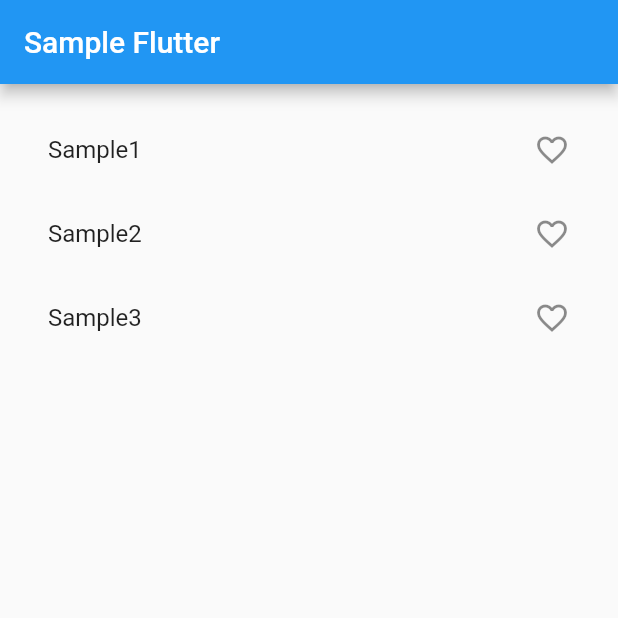
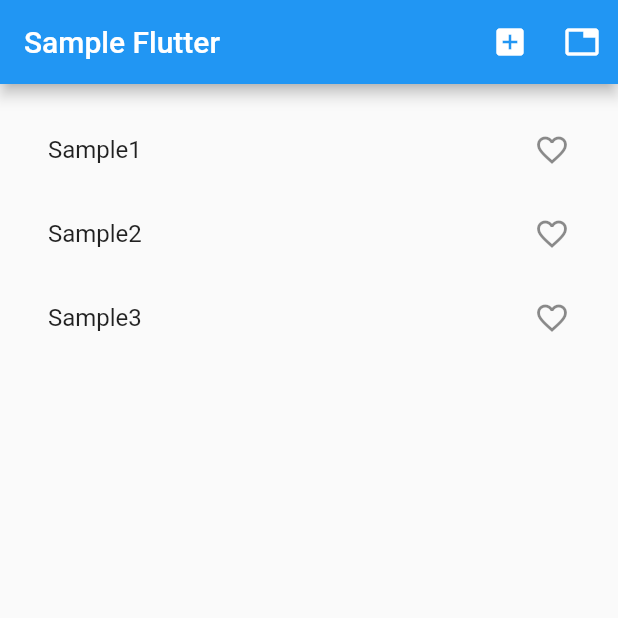
Before and after one commit to TakenokoTech/FlutterApp, a Flutter app: the screen it shows after launch, on a phone screen of 412 x 824 dp, the top half of it. Run offline on Flutter 3.47's test engine with Material 2 defaults, Android fonts, the phone set to English and light mode, and no system bars; our stand-ins replace rxdart.

Commit message:
fix tab.

```diff
--- a/app/lib/main.dart
+++ b/app/lib/main.dart
@@ -1,14 +1,16 @@
 import 'package:flutter/material.dart';
 import 'view/RootView.dart';
+import 'view/Sample1View.dart';
+import 'view/Sample2View.dart';
 import 'package:logging/logging.dart';
 import 'utils/FLog.dart';
 
 void main() {
   fLogInit();
-  runApp(MyApp());
+  runApp(Main());
 }
 
-class MyApp extends StatelessWidget {
+class Main extends StatelessWidget {
   @override
   Widget build(BuildContext context) {
     return MaterialApp(
@@ -17,6 +19,10 @@ class MyApp extends StatelessWidget {
         primarySwatch: Colors.blue,
       ),
       home: RootView(), // MyHomePage(title: 'Flutter Demo Home Page'),
+      routes: {
+        Sample1View.path: (BuildContext context) => Sample1View(),
+        Sample2View.path: (BuildContext context) => Sample2View(),
+      },
     );
   }
 }
--- a/app/lib/view/RootView.dart
+++ b/app/lib/view/RootView.dart
@@ -2,31 +2,13 @@ import 'package:flutter/material.dart';
 import 'dart:async';
 import 'package:rxdart/subjects.dart';
 import './Sample1View.dart';
-
-// String
-final String textTitle = "Sample Flutter";
+import './Sample2View.dart';
 
 class RootView extends StatelessWidget {
+  static String get path => "/root";
+
   @override
   Widget build(BuildContext context) {
-    return Scaffold(
-      appBar: AppBar(title: Text(textTitle), actions: _actionList(context)),
-      body: Sample1View(),
-    );
-  }
-
-  List<Widget> _actionList(BuildContext context) {
-    return <Widget>[
-      // StreamBuilder<int>(
-      //     stream: wordBloc.itemCount,
-      //     initialData: 0,
-      //     builder: (context, snapshot) =>
-      //         CountLabel(favoriteCount: snapshot.data)),
-      // new IconButton(
-      //     icon: const Icon(Icons.list),
-      //     onPressed: () {
-      //      Navigator.of(context).pushNamed(BlocFavoritePage.routeName);
-      //     })
-    ];
+    return Sample1View();
   }
 }
--- a/app/lib/view/Sample1View.dart
+++ b/app/lib/view/Sample1View.dart
@@ -2,8 +2,14 @@ import 'package:flutter/material.dart';
 import '../viewmodel/Sample1ViewModel.dart';
 import '../utils/FLog.dart';
 import '../model/Sample1Model.dart';
+import '../view/Sample2View.dart';
+
+// String
+final String textTitle = "Sample Flutter";
 
 class Sample1View extends StatelessWidget {
+  static String get path => "/first";
+
   Sample1ViewModel viewModel = Sample1ViewModelImpl();
 
   Sample1View() {
@@ -15,11 +21,13 @@ class Sample1View extends StatelessWidget {
 
   Widget build(BuildContext context) {
     flog.info("Sample1View build. ");
-    return new StreamBuilder<List<Sample1>>(
+    return Scaffold(
+      appBar: AppBar(title: Text(textTitle), actions: _actionList(context)),
+      body: new StreamBuilder<List<Sample1>>(
         stream: viewModel.stream,
-        builder: (_, snapshot) {
-          return _buildListView(snapshot);
-        });
+        builder: (_, snapshot) => _buildListView(snapshot),
+      ),
+    );
   }
 
   Widget _buildListView(AsyncSnapshot snapshot) {
@@ -53,4 +61,19 @@ class Sample1View extends StatelessWidget {
       },
     );
   }
+
+  List<Widget> _actionList(BuildContext context) {
+    return <Widget>[
+      new IconButton(
+          icon: const Icon(Icons.add_box),
+          onPressed: () {
+            Navigator.of(context).pushNamed(Sample1View.path);
+          }),
+      new IconButton(
+          icon: const Icon(Icons.tab),
+          onPressed: () {
+            Navigator.of(context).pushNamed(Sample2View.path);
+          }),
+    ];
+  }
 }
--- /dev/null
+++ b/app/lib/view/Sample2View.dart
@@ -0,0 +1,56 @@
+import 'package:flutter/material.dart';
+
+class Sample2View extends StatelessWidget {
+  static String get path => "/second";
+  List<AbsTabView> tabList = <AbsTabView>[
+    Children1(),
+    Children2(),
+    Children3()
+  ];
+
+  @override
+  Widget build(BuildContext context) {
+    return MaterialApp(
+      home: DefaultTabController(
+        length: 3,
+        child: Scaffold(
+          appBar: AppBar(
+            title: Text('Tabs Demo'),
+            bottom: TabBar(
+              tabs: tabList.map((tab) => Tab(icon: Icon(tab.tabIcon))).toList(),
+            ),
+          ),
+          body: TabBarView(children: tabList),
+        ),
+      ),
+    );
+  }
+}
+
+abstract class AbsTabView extends StatelessWidget {
+  IconData get tabIcon;
+}
+
+class Children1 extends StatelessWidget implements AbsTabView {
+  IconData get tabIcon => Icons.directions_car;
+  @override
+  Widget build(BuildContext context) {
+    return Icon(Icons.directions_car);
+  }
+}
+
+class Children2 extends StatelessWidget implements AbsTabView {
+  IconData get tabIcon => Icons.directions_transit;
+  @override
+  Widget build(BuildContext context) {
+    return Icon(Icons.directions_transit);
+  }
+}
+
+class Children3 extends StatelessWidget implements AbsTabView {
+  IconData get tabIcon => Icons.directions_bike;
+  @override
+  Widget build(BuildContext context) {
+    return Icon(Icons.directions_bike);
+  }
+}
```
Also changed, not shown: 1 other file.
